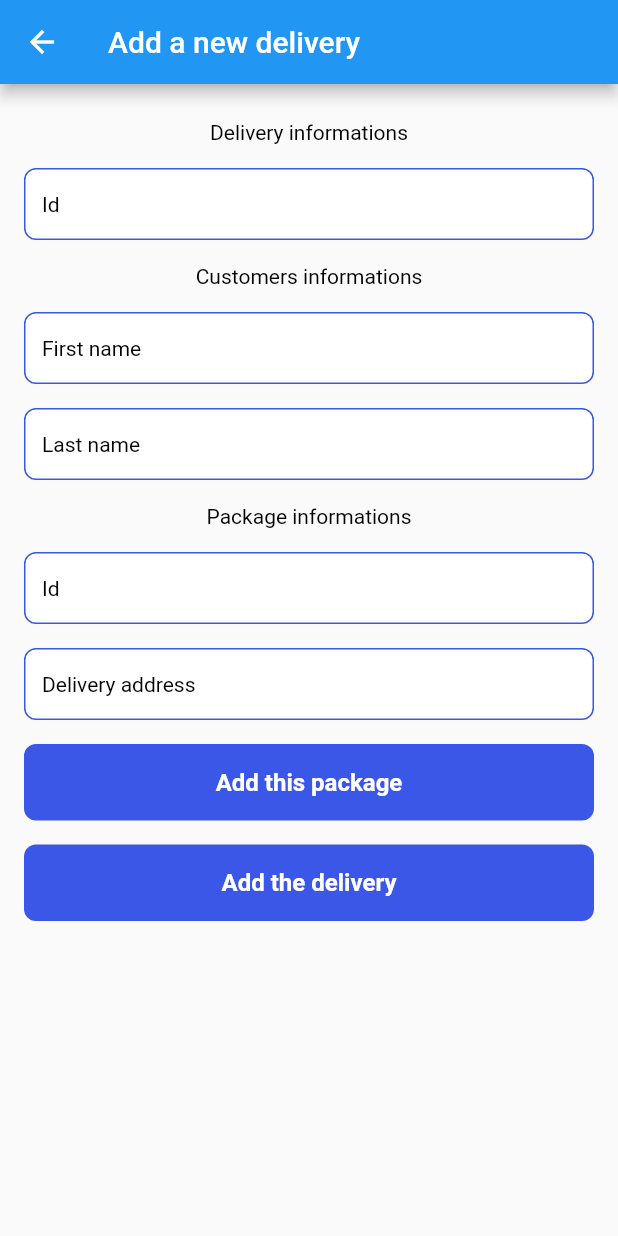
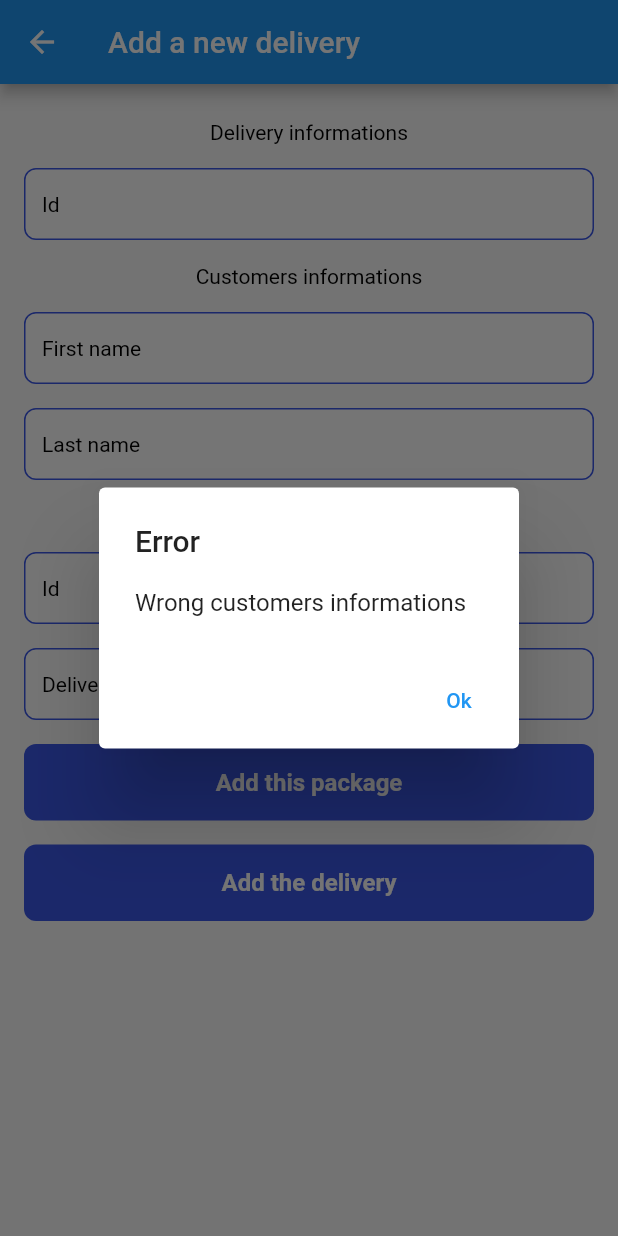
Before and after one commit to RAY8B6/Cargo-Bike, a Flutter app: the AddDeliveryPage screen opened directly, after a tap on "Add this package", on a phone screen of 412 x 824 dp. Run offline on Flutter 3.47's test engine with Material 2 defaults, Android fonts, the phone set to English and light mode, and no system bars; our stand-ins replace permission_handler, supabase_flutter; missing offline and left inert: dart:ffi, flutter_osm_plugin; accounts and stored records are empty.

Commit message:
Adding new deliveries

```diff
--- a/lib/add_delivery.dart
+++ b/lib/add_delivery.dart
@@ -1,10 +1,19 @@
 // ignore_for_file: unrelated_type_equality_checks
+
+import 'dart:ffi';
+import 'dart:typed_data';
 
 import 'package:application_cargo/customize_profile.dart';
 import 'package:flutter/material.dart';
 import 'package:flutter_osm_plugin/flutter_osm_plugin.dart';
 import 'startDeliveryScreen.dart';
 import 'package:supabase_flutter/supabase_flutter.dart';
+
+
+import 'package:http/http.dart' as http;
+import 'dart:convert';
+
+
 
 TextEditingController deliveryIdController = TextEditingController();
 TextEditingController firstNameController = TextEditingController();
@@ -35,9 +44,66 @@ class AddDeliveryPage extends StatefulWidget {
 
 class _AddDeliveryPageState extends State<AddDeliveryPage> {
 
+  Future<List<double>> getCoordinates(String address) async {
+    final apiUrl = 'https://nominatim.openstreetmap.org/search?q=$address&format=json&limit=1';
+
+    final response = await http.get(Uri.parse(apiUrl));
+    final data = json.decode(response.body);
+
+    if (data.isNotEmpty) {
+      final lat = double.parse(data[0]['lat']);
+      final lng = double.parse(data[0]['lon']);
+      return [lat, lng];
+    } else {
+      showDialog<String>(
+        context: context,
+        builder: (BuildContext context) => AlertDialog(
+          title: const Text("Error"),
+          content: const Text("Failed to find the address"),
+          actions: [
+            TextButton(
+                onPressed: () {
+                  Navigator.of(context).pop();
+                },
+                child: const Text("Ok"))
+          ],
+        ),
+      );
+      throw Exception('Failed to retrieve coordinates from OpenStreetMap Nominatim API.');
+    }
+  }
+
   // ignore: duplicate_ignore
   Future addPackageToDelivery({required BuildContext context}) async {
     final supabase = Supabase.instance.client;
+    String error = "";
+
+    if (deliveryIdController.text.isEmpty || deliveryAddressController.text.isEmpty || firstNameController.text.isEmpty || lastNameController.text.isEmpty){
+      if (deliveryIdController.text.isEmpty){
+        error = "No delivery Id entered";
+      }
+      if (deliveryAddressController.text.isEmpty){
+        error = "No delivery address entered";
+      }
+      if (firstNameController.text.isEmpty || lastNameController.text.isEmpty){
+        error = "Wrong customers informations";
+      }
+      showDialog<String>(
+        context: context,
+        builder: (BuildContext context) => AlertDialog(
+          title: const Text("Error"),
+          content: Text(error),
+          actions: [
+            TextButton(
+                onPressed: () {
+                  Navigator.of(context).pop();
+                },
+                child: const Text("Ok"))
+          ],
+        ),
+      );
+      throw Exception("Error");
+    }
 
     var delivery = await supabase.from('deliveries').select('id').eq('id', deliveryIdController.text);
     if (delivery.toString() != "[]"){
@@ -58,10 +124,28 @@ class _AddDeliveryPageState extends State<AddDeliveryPage> {
     var package = await supabase.from('packages').select('id').eq('id', packageIdController.text);
     if (package.toString() != "[]"){
       packageIdState = "Exist";
+      showDialog<String>(
+        context: context,
+        builder: (BuildContext context) => AlertDialog(
+          title: const Text("Package Id already taken"),
+          content: Text(error),
+          actions: [
+            TextButton(
+                onPressed: () {
+                  Navigator.of(context).pop();
+                },
+                child: const Text("Ok"))
+          ],
+        ),
+      );
+      throw Exception("Error");
     }
     else{
       packageIdState = "Doesn't exist";
     }
+
+    final coord = await getCoordinates(deliveryAddressController.text);
+    final List<double> coordinates = coord;
 
     // ignore: unrelated_type_equality_checks
     if (packageIdState == "Doesn't exist" && deliveryIdController.text.isNotEmpty && deliveryAddressController.text.isNotEmpty){
@@ -69,7 +153,7 @@ class _AddDeliveryPageState extends State<AddDeliveryPage> {
         await supabase.from('customers').insert({'first_name': firstNameController.text, "last_name": lastNameController.text});
       }
       if (deliveryIdState == "Doesn't exist"){
-        await supabase.from('deliveries').insert({'id': deliveryIdController.text, "nb_customers": 1, "nb_packages": 1, "distance": 10, "points": [[41.3, 2.1]] });
+        await supabase.from('deliveries').insert({'id': deliveryIdController.text, "nb_customers": 1, "nb_packages": 1, "points": [coordinates] });
       }
       else{
         await supabase.from('deliveries').update({'nb_customers' : 2}).match({'id' : deliveryIdController.text});
@@ -77,6 +161,18 @@ class _AddDeliveryPageState extends State<AddDeliveryPage> {
 
       await supabase.from('packages').insert({'id': packageIdController.text, "delivery_id": deliveryIdController.text, "customer_id": 3, "delivery_address": deliveryAddressController.text});
 
+      showDialog<String>(
+        context: context,
+        builder: (BuildContext context) => AlertDialog(
+          title: const Text("Succes"),
+          content: const Text("The delivery was successfully created or updated"),
+          actions: [
+            TextButton(
+                onPressed: () => Navigator.of(context).pushReplacement(MaterialPageRoute(builder: (context)=> const DeliveryPage())),
+                child: const Text("Ok"))
+          ],
+        ),
+      );
     }
   }
 
```
